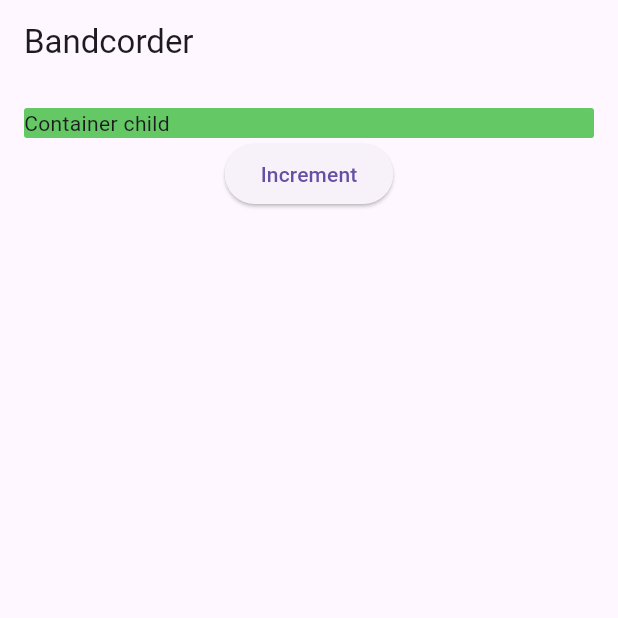
After one commit to steffsommer/bandcorder, a Flutter app: the screen it shows after launch, after a tap on "Increment", on a phone screen of 412 x 824 dp, the top half of it. The commit adds this screen. Run offline on Flutter 3.47's test engine with Material 3 defaults, Android fonts, the phone set to English and light mode, and no system bars; our stand-ins replace socket_io_client; network calls fail.

Commit message:
added experimental home page with container

```diff
--- a/app/lib/main.dart
+++ b/app/lib/main.dart
@@ -1,5 +1,5 @@
+import 'package:bandcorder/pages/homev2_page.dart';
 import 'package:flutter/material.dart';
-import 'pages/home_page.dart';
 
 void main() {
   runApp(const MyApp());
@@ -15,7 +15,8 @@ class MyApp extends StatelessWidget {
       theme: ThemeData(
         primarySwatch: Colors.blue,
       ),
-      home: const HomePage(),
+      // home: const HomePage(),
+      home: const HomeV2Page(),
     );
   }
 }
--- /dev/null
+++ b/app/lib/pages/homev2_page.dart
@@ -0,0 +1,56 @@
+import 'package:bandcorder/widgets/connect.dart';
+import 'package:flutter/material.dart';
+import '../services/socket_service.dart';
+import '../widgets/custom_text_field.dart';
+import '../widgets/custom_button.dart';
+
+class HomeV2Page extends StatefulWidget {
+  const HomeV2Page({super.key});
+
+  @override
+  _HomeV2PageState createState() => _HomeV2PageState();
+}
+
+class _HomeV2PageState extends State<HomeV2Page> {
+  int _count = 0;
+
+  @override
+  Widget build(BuildContext context) {
+    return Scaffold(
+      appBar: AppBar(
+        title: const Text('Bandcorder'),
+      ),
+      body: Padding(
+        padding: const EdgeInsets.all(16.0),
+        child: Column(
+          children: [
+            const Connect(),
+            // AnimatedSwitcher(
+            //     duration: const Duration(milliseconds: 200),
+            //     transitionBuilder: (Widget child, Animation<double> animation) {
+            //       return ScaleTransition(scale: animation, child: child);
+            //     },
+            //     child: const Connect()
+            //     // child: Text(
+            //     //   '$_count',
+            //     //   // This key causes the AnimatedSwitcher to interpret this as a "new"
+            //     //   // child each time the count changes, so that it will begin its animation
+            //     //   // when the count changes.
+            //     //   key: ValueKey<int>(_count),
+            //     //   style: Theme.of(context).textTheme.headlineMedium,
+            //     // ),
+            //     ),
+            ElevatedButton(
+              child: const Text('Increment'),
+              onPressed: () {
+                setState(() {
+                  _count += 1;
+                });
+              },
+            ),
+          ],
+        ),
+      ),
+    );
+  }
+}
--- /dev/null
+++ b/app/lib/widgets/connect.dart
@@ -0,0 +1,22 @@
+import 'package:flutter/material.dart';
+
+class Connect extends StatefulWidget {
+  const Connect({super.key});
+
+  @override
+  State<StatefulWidget> createState() => _ConnectState();
+}
+
+class _ConnectState extends State<Connect> {
+  @override
+  Widget build(BuildContext context) {
+    return Container(
+      width: double.infinity,
+      decoration: const BoxDecoration(
+          borderRadius: BorderRadius.all(Radius.circular(2)),
+          color: Color.fromRGBO(100, 200, 100, 1),
+          shape: BoxShape.rectangle),
+      child: const Text("Container child"),
+    );
+  }
+}
```
